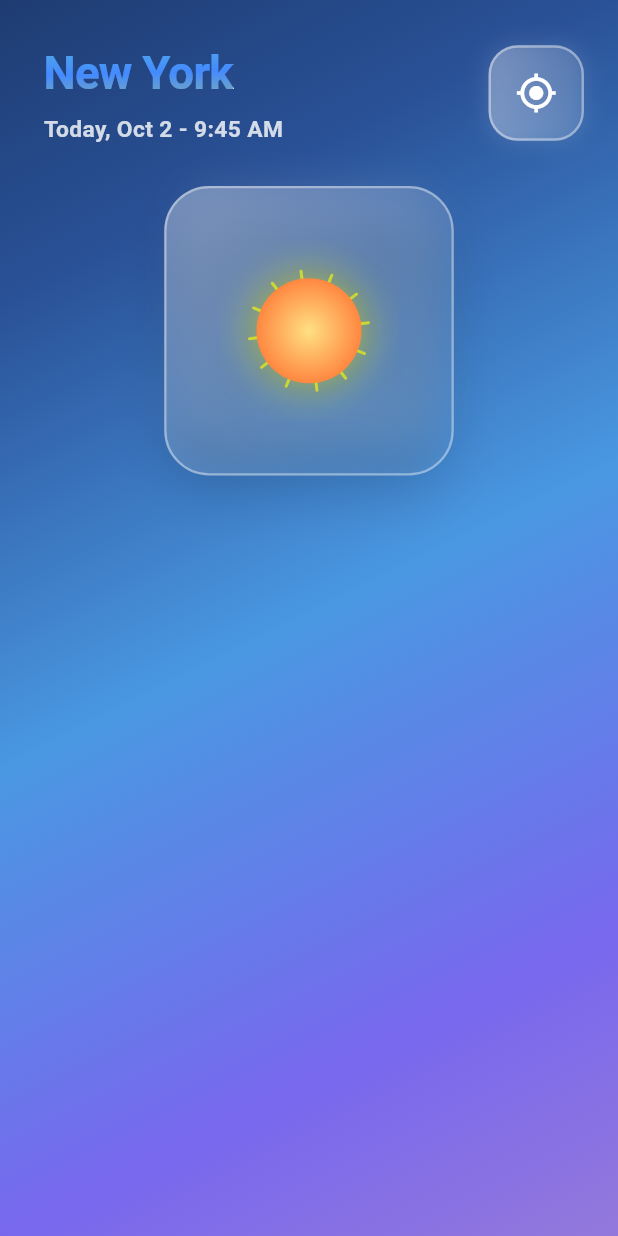
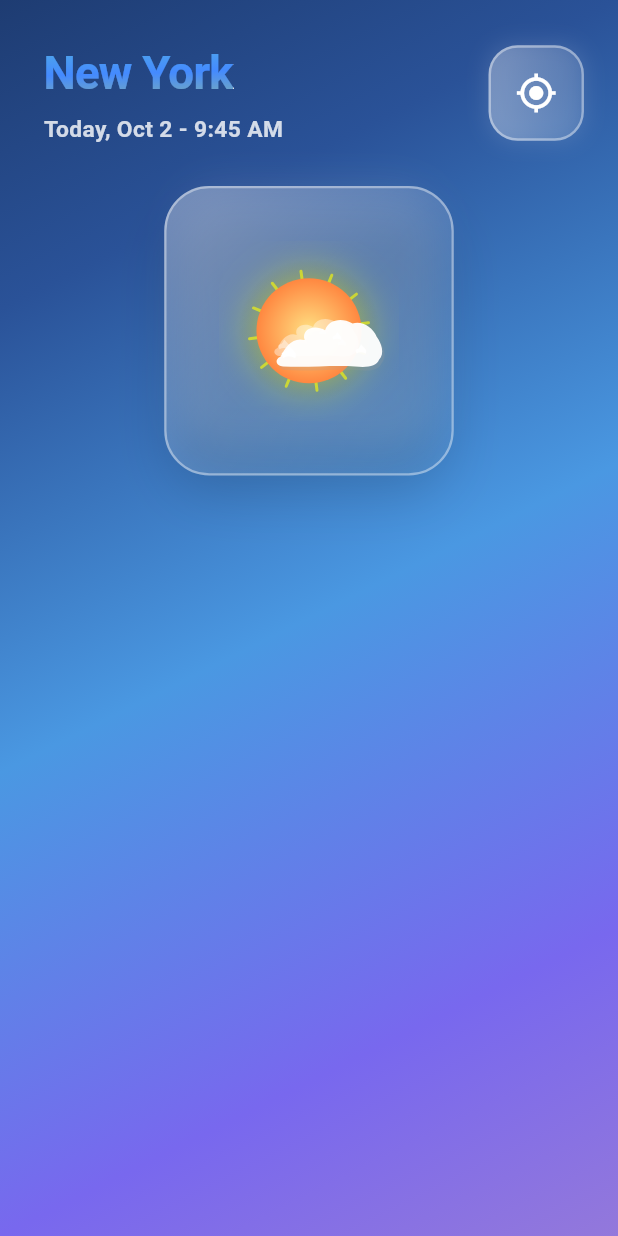
Before and after one commit to toyotarou/test_animated_weather_app, a Flutter app: the screen it shows after launch, on a phone screen of 412 x 824 dp. Run offline on Flutter 3.47's test engine with Material 3 defaults, Android fonts, the phone set to English and light mode, and no system bars.

Commit message:
commit 004 CloudPainter

```diff
--- a/lib/screens/home_screen.dart
+++ b/lib/screens/home_screen.dart
@@ -388,6 +388,21 @@ class _HomeScreenState extends State<HomeScreen> with TickerProviderStateMixin {
                                         );
                                       },
                                     ),
+
+                                    AnimatedBuilder(
+                                      animation: _cloudAnimation,
+                                      builder: (context, child) {
+                                        return Transform.translate(
+                                          offset: Offset(_cloudAnimation.value * 0.2, 15),
+
+                                          child: Transform.scale(
+                                            scale: 0.8,
+
+                                            child: CustomPaint(painter: CloudPainter(), size: Size(100, 55)),
+                                          ),
+                                        );
+                                      },
+                                    ),
                                   ],
                                 ),
                               );
@@ -565,7 +580,7 @@ class CloudPainter extends CustomPainter {
       if (i == 0) {
         path.moveTo(x, y);
       } else {
-        final prevAngle = ((i = 1) * 45) * math.pi / 180;
+        final prevAngle = ((i - 1) * 45) * math.pi / 180;
 
         final prevVariance = radius * (0.7 + math.sin((i - 1) * 2.3) * 0.3);
 
```
